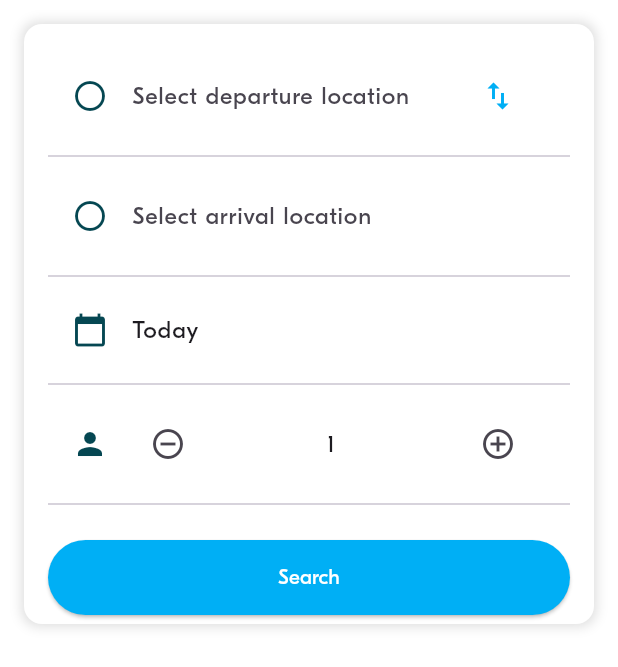
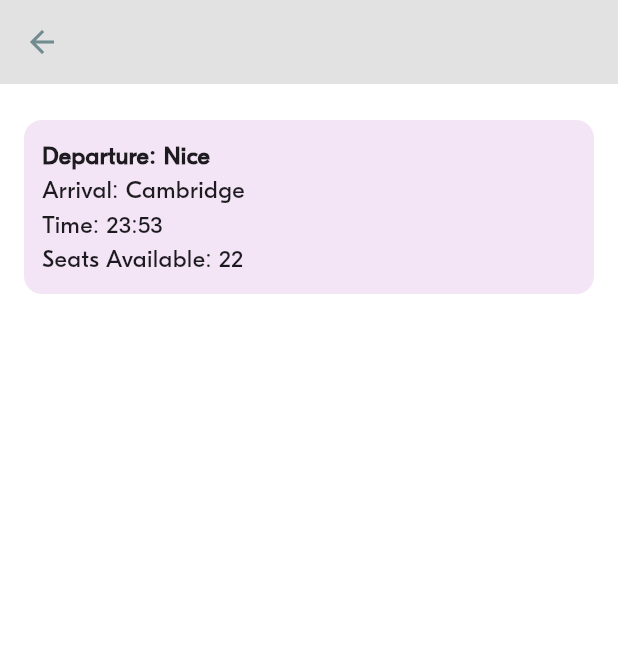
Before and after one commit to KimsokhomZz/FLUTTER-TERM-2, a Flutter app: the screen it shows after launch, on a phone screen of 412 x 824 dp. Shown: the top 667 px of the screen. Run offline on Flutter 3.47's test engine with Material 3 defaults, Android fonts, the phone set to English and light mode, and no system bars; project files that could hold a hidden picture were left out.

Commit message:
BLA-007  Implement a (first draft of) Rides Screen

```diff
--- a/lib/main.dart
+++ b/lib/main.dart
@@ -1,4 +1,5 @@
 import 'package:flutter/material.dart';
+import 'package:flutter_workspace_term2/screens/ride/ride_screen.dart';
 import 'package:flutter_workspace_term2/screens/ride_pref/widgets/ride_pref_form.dart';
 import 'package:flutter_workspace_term2/widgets/actions/bla_button.dart';
 import 'screens/ride_pref/ride_pref_screen.dart';
@@ -17,7 +18,7 @@ class MyApp extends StatelessWidget {
       debugShowCheckedModeBanner: false,
       theme: appTheme,
       // home: Scaffold(body: RidePrefScreen()),
-      home: Scaffold(body: RidePrefForm()),
+      home: Scaffold(body: RideScreen()),
     );
   }
 }
--- a/lib/screens/ride/ride_screen.dart
+++ b/lib/screens/ride/ride_screen.dart
@@ -0,0 +1,32 @@
+import 'package:flutter/material.dart';
+import 'package:flutter_workspace_term2/screens/ride/widgets/ride_card.dart';
+import 'package:flutter_workspace_term2/theme/theme.dart';
+
+class RideScreen extends StatelessWidget {
+  const RideScreen({super.key});
+
+
+  @override
+  Widget build(BuildContext context) {
+    return Scaffold(
+      backgroundColor: BlaColors.white,
+      appBar: AppBar(
+        leading: IconButton(
+          icon: Icon(Icons.arrow_back, color: BlaColors.neutralLight),
+          onPressed: () => Navigator.of(context).pop(),
+        ),
+        backgroundColor: BlaColors.greyLight,
+        elevation: 0,
+      ),
+      body: Padding(
+        padding: EdgeInsets.all(16),
+        child: Column(
+          crossAxisAlignment: CrossAxisAlignment.stretch,
+          children: [
+            RideCard(),
+          ],
+        ),
+      ),
+    );
+  }
+}
--- /dev/null
+++ b/lib/screens/ride/widgets/ride_card.dart
@@ -0,0 +1,27 @@
+import 'package:flutter/material.dart';
+
+class RideCard extends StatelessWidget {
+
+  const RideCard({super.key});
+
+  @override
+  Widget build(BuildContext context) {
+    return Container(
+      margin: EdgeInsets.symmetric(vertical: 8),
+      padding: EdgeInsets.all(12),
+      decoration: BoxDecoration(
+        color: Colors.purple[50],
+        borderRadius: BorderRadius.circular(12),
+      ),
+      child: Column(
+        crossAxisAlignment: CrossAxisAlignment.start,
+        children: [
+          Text("Departure: Nice", style: TextStyle(fontSize: 16, fontWeight: FontWeight.bold)),
+          Text("Arrival: Cambridge", style: TextStyle(fontSize: 16)),
+          Text("Time: 23:53", style: TextStyle(fontSize: 16)),
+          Text("Seats Available: 22", style: TextStyle(fontSize: 16)),
+        ],
+      ),
+    );
+  }
+}
```
